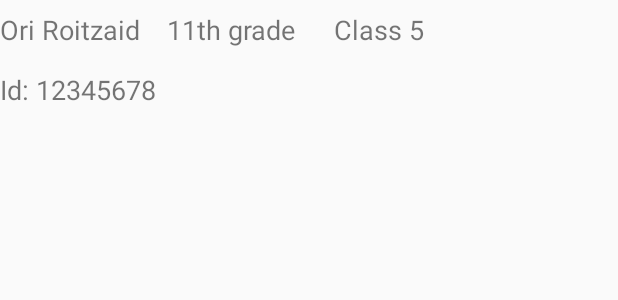
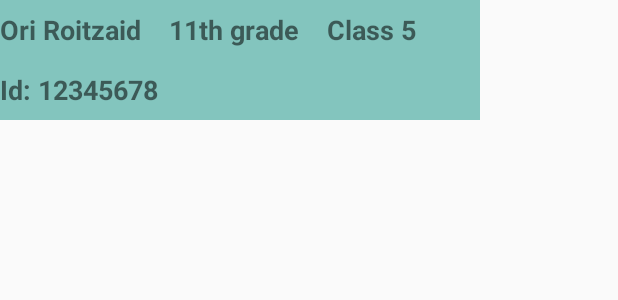
Before and after one commit to or1901/Ex192, an Android app: the layout student_lv_layout.xml on its own in the app's theme, with its tools: preview values and no code run, on a phone screen of 412 x 824 dp. Shown: the top 300 px of the screen. Run offline under Robolectric (Android 15) with nearby library versions, the phone set to English and light mode, and no system bars.

Commit message:
Added the final current design of student_lv_layout

```diff
--- a/app/src/main/res/layout/student_lv_layout.xml
+++ b/app/src/main/res/layout/student_lv_layout.xml
@@ -4,6 +4,7 @@
     xmlns:tools="http://schemas.android.com/tools"
     android:layout_width="320dp"
     android:layout_height="80dp"
+    android:background="#83c5be"
     android:orientation="vertical">
 
     <LinearLayout
@@ -16,28 +17,31 @@
             android:id="@+id/lvTvName"
             android:layout_width="0dp"
             android:layout_height="match_parent"
-            android:layout_weight="1.5"
+            android:layout_weight="1.55"
             android:gravity="left|center_vertical"
             android:text="Ori Roitzaid"
-            android:textSize="18sp" />
+            android:textSize="18sp"
+            android:textStyle="bold" />
 
         <TextView
             android:id="@+id/lvTvGrade"
             android:layout_width="0dp"
             android:layout_height="match_parent"
-            android:layout_weight="1.5"
+            android:layout_weight="1.45"
             android:gravity="left|center_vertical"
             android:text="11th grade"
-            android:textSize="18sp" />
+            android:textSize="18sp"
+            android:textStyle="bold" />
 
         <TextView
             android:id="@+id/lvTvClass"
             android:layout_width="0dp"
             android:layout_height="match_parent"
-            android:layout_weight="1"
+            android:layout_weight="1.1"
             android:gravity="left|center_vertical"
             android:text="Class 5"
-            android:textSize="18sp" />
+            android:textSize="18sp"
+            android:textStyle="bold" />
 
         <ImageView
             android:id="@+id/lvImVaccine1"
@@ -61,7 +65,8 @@
             android:layout_weight="4"
             android:gravity="left|center_vertical"
             android:text="Id: 12345678"
-            android:textSize="18sp" />
+            android:textSize="18sp"
+            android:textStyle="bold" />
 
         <ImageView
             android:id="@+id/lvImVaccine2"
```
